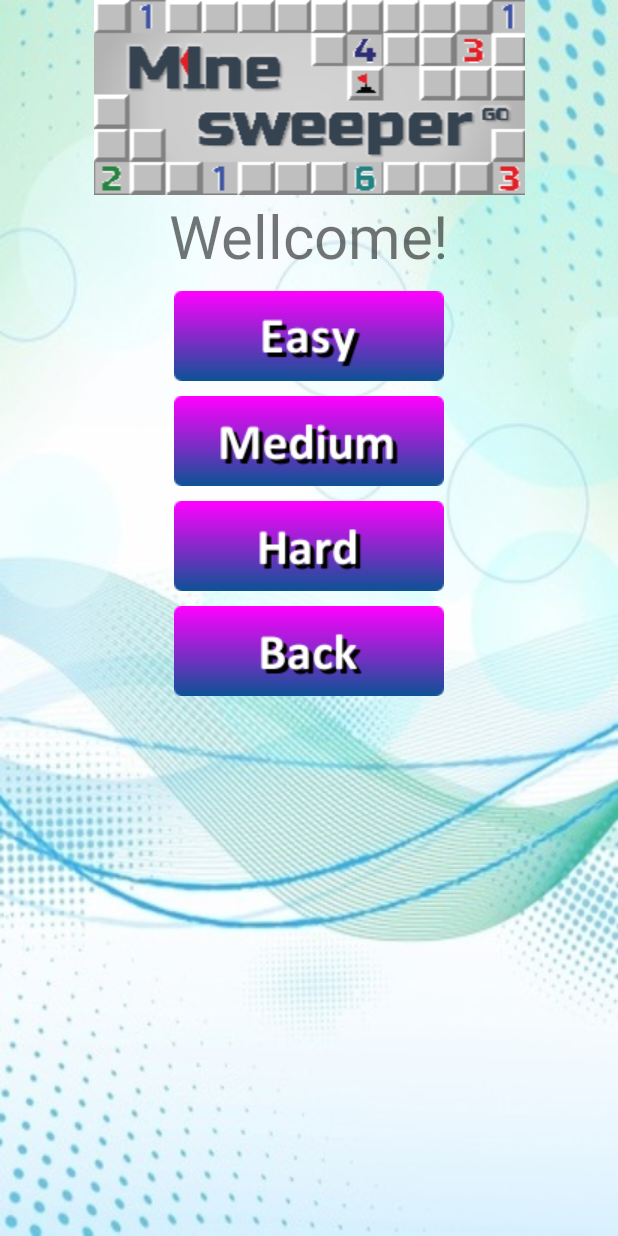
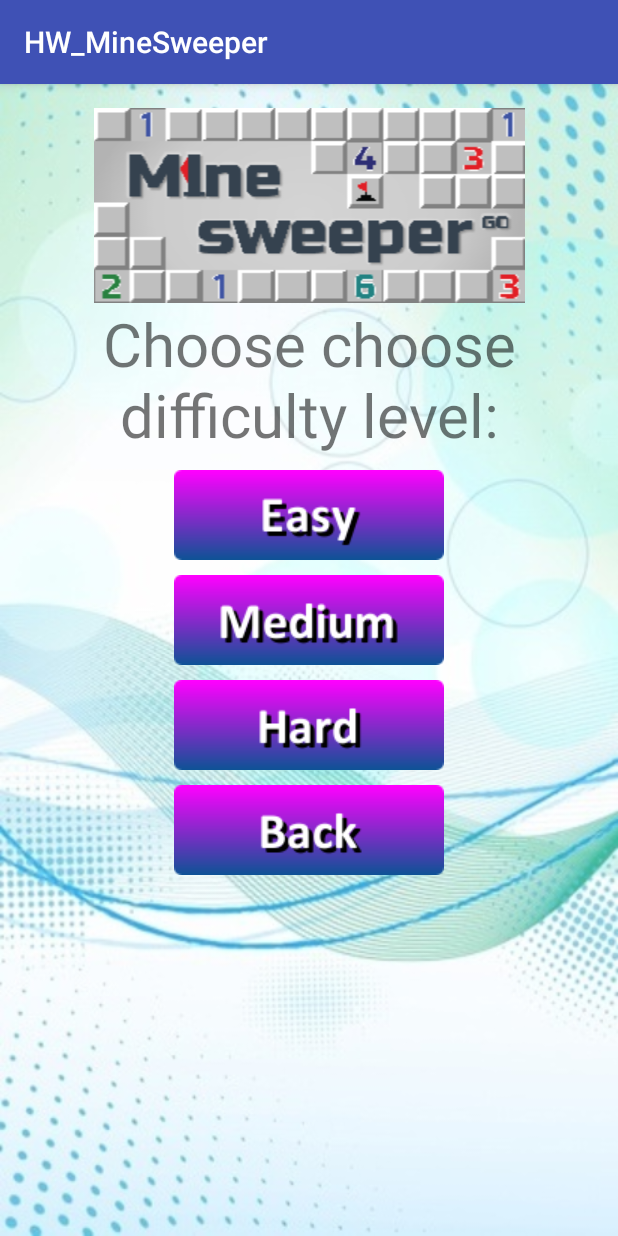
Before and after one commit to viossip/HW_MineSweeper, an Android app: the screen it shows after launch (ChooseLvlActivity), after a tap on an icon or button, on a phone screen of 412 x 824 dp. Run offline under Robolectric (Android 15) with nearby library versions, the phone set to English and light mode, and no system bars.

Commit message:
Main Game Activity with time and mines created, app icon added.

```diff
--- a/app/src/main/java/com/os/vitaly/hw_minesweeper/GameUI/ChooseLvlActivity.java
+++ b/app/src/main/java/com/os/vitaly/hw_minesweeper/GameUI/ChooseLvlActivity.java
@@ -1,5 +1,7 @@
 package com.os.vitaly.hw_minesweeper.GameUI;
 
+import android.app.Activity;
+import android.content.Intent;
 import android.support.v7.app.ActionBar;
 import android.support.v7.app.AppCompatActivity;
 import android.os.Bundle;
@@ -9,26 +11,61 @@ import android.widget.ImageButton;
 
 import com.os.vitaly.hw_minesweeper.R;
 
-/*public enum Level {
-    Easy("Easy"), Normal("Normal"), Hard("Hard");
-    */
 public class ChooseLvlActivity extends AppCompatActivity {
 
-    private ImageButton buttonBack;
+    ImageButton easyBtn, mediumBtn, hardBtn, backBtn;
 
+    public enum Level {
+        Easy("Easy"), Medium("Medium"), Hard("Hard");
+        private String value;
+        Level(String value) { this.value = value; }
+        public String getValue() { return value; }
+    }
 
     @Override
     protected void onCreate(Bundle savedInstanceState) {
         super.onCreate(savedInstanceState);
         setContentView(R.layout.activity_choose_lvl);
-        ActionBar actionBar = getSupportActionBar();
-        actionBar.hide();
-        buttonBack = (ImageButton)findViewById(R.id.buttonBack);
-        buttonBack.setOnClickListener(new View.OnClickListener() {
+
+        easyBtn = (ImageButton)findViewById(R.id.buttonEasy);
+        mediumBtn = (ImageButton)findViewById(R.id.buttonMedium);
+        hardBtn = (ImageButton)findViewById(R.id.buttonHard);
+
+        easyBtn.setOnClickListener(new myClickListener());
+        mediumBtn.setOnClickListener(new myClickListener());
+        hardBtn.setOnClickListener(new myClickListener());
+
+        easyBtn.setTag(Level.Easy);
+        mediumBtn.setTag(Level.Medium);
+        hardBtn.setTag(Level.Hard);
+
+        backBtn = (ImageButton)findViewById(R.id.buttonBack);
+        backBtn.setOnClickListener(new View.OnClickListener() {
             @Override
             public void onClick(View v) {
                 finish();
             }
         });
     }
+
+    public void startGameActivity(int lvl){
+        Intent intent = new Intent(ChooseLvlActivity.this, GameActivity.class);
+        Bundle bundle = new Bundle();
+        bundle.putInt("level", lvl);
+        intent.putExtras(bundle);
+        startActivity(intent);
+    }
+
+    public class myClickListener implements View.OnClickListener {
+
+        @Override
+        public void onClick(View v) {
+            ImageButton thisButton = (ImageButton) v;
+
+            thisButton.setScaleType(ImageButton.ScaleType.FIT_CENTER);
+            thisButton.setPadding(10, 10, 10, 10);
+
+            startGameActivity(((Level)thisButton.getTag()).ordinal());
+        }
+    }
 }
--- a/app/src/main/java/com/os/vitaly/hw_minesweeper/GameUI/MainGameActivity.java
+++ b/app/src/main/java/com/os/vitaly/hw_minesweeper/GameUI/MainActivity.java
@@ -10,21 +10,21 @@ import android.widget.ImageButton;
 
 import com.os.vitaly.hw_minesweeper.R;
 
-public class MainGameActivity extends AppCompatActivity {
+public class MainActivity extends AppCompatActivity {
 
     @Override
     protected void onCreate(Bundle savedInstanceState) {
         super.onCreate(savedInstanceState);
         this.requestWindowFeature(Window.FEATURE_NO_TITLE);
-        setContentView(R.layout.activity_main_game);
+        setContentView(R.layout.activity_main);
         setRequestedOrientation(ActivityInfo.SCREEN_ORIENTATION_PORTRAIT);
 
         ImageButton btnStart = (ImageButton) findViewById(R.id.buttonStartGame);
         btnStart.setOnClickListener(new View.OnClickListener() {
             @Override
             public void onClick(View v) {
-                Intent intent = new Intent(MainGameActivity.this, ChooseLvlActivity.class);
-                MainGameActivity.this.startActivity(intent);
+                Intent intent = new Intent(MainActivity.this, ChooseLvlActivity.class);
+                MainActivity.this.startActivity(intent);
             }
         });
 
@@ -32,8 +32,8 @@ public class MainGameActivity extends AppCompatActivity {
         btnHelp.setOnClickListener(new View.OnClickListener() {
             @Override
             public void onClick(View v) {
-                Intent intent = new Intent(MainGameActivity.this, HelpActivity.class);
-                MainGameActivity.this.startActivity(intent);
+                Intent intent = new Intent(MainActivity.this, HelpActivity.class);
+                MainActivity.this.startActivity(intent);
             }
         });
     }
--- a/app/src/main/res/layout/activity_choose_lvl.xml
+++ b/app/src/main/res/layout/activity_choose_lvl.xml
@@ -3,7 +3,8 @@
     android:orientation="vertical" android:layout_width="match_parent"
     android:layout_height="match_parent"
     android:background="@drawable/background"
-    android:gravity="center_horizontal">
+    android:gravity="center_horizontal"
+    android:paddingTop="@dimen/activity_vertical_margin">
 
 
     <ImageView
@@ -17,7 +18,8 @@
         android:layout_width="wrap_content"
         android:layout_height="wrap_content"
         android:textSize="40sp"
-        android:text="@string/title"
+        android:text="@string/chooseLvl"
+        android:gravity="center"
         />
 
     <LinearLayout
--- a/app/src/main/res/layout/activity_help.xml
+++ b/app/src/main/res/layout/activity_help.xml
@@ -4,6 +4,7 @@
     android:id="@+id/activity_help"
     android:layout_width="match_parent"
     android:layout_height="match_parent"
+    android:background="@drawable/background"
     android:paddingBottom="@dimen/activity_vertical_margin"
     android:paddingLeft="@dimen/activity_horizontal_margin"
     android:paddingRight="@dimen/activity_horizontal_margin"
--- a/app/src/main/res/layout/activity_main_game.xml
+++ b/app/src/main/res/layout/activity_main.xml
@@ -4,7 +4,8 @@
     android:layout_width="match_parent"
     android:layout_height="match_parent"
     android:background="@drawable/background"
-    android:gravity="center_horizontal">
+    android:gravity="center_horizontal"
+    android:paddingTop="@dimen/activity_vertical_margin">
 
 
     <ImageView
--- a/app/src/main/res/values/strings.xml
+++ b/app/src/main/res/values/strings.xml
@@ -5,4 +5,8 @@
     <string name="help_activity_text1">Use the button below the game board to switch
         between the Mine to reveal tiles,
         and the Flag to flag suspected tiles.</string>
+    <string name="chooseLvl">Choose choose difficulty level:</string>
+    <string name="lbl_time">Time:</string>
+    <string name="timer_value">00:00</string>
+    <string name="lbl_mines">Mines:</string>
 </resources>
```
Also changed, not shown: app/src/main/AndroidManifest.xml (+4 -3 lines), app/src/main/java/com/os/vitaly/hw_minesweeper/Controls/GameRunner.java (+5 -4 lines), app/src/main/java/com/os/vitaly/hw_minesweeper/GameUI/GameActivity.java (added, +27 -0 lines), app/src/main/res/layout/activity_game.xml (added, +140 -0 lines), app/src/main/ic_launcher-web.png (added), app/src/main/res/mipmap-hdpi/ic_launcher.png, app/src/main/res/mipmap-mdpi/ic_launcher.png, app/src/main/res/mipmap-xhdpi/ic_launcher.png, app/src/main/res/mipmap-xxhdpi/ic_launcher.png, app/src/main/res/mipmap-xxxhdpi/ic_launcher.png.
